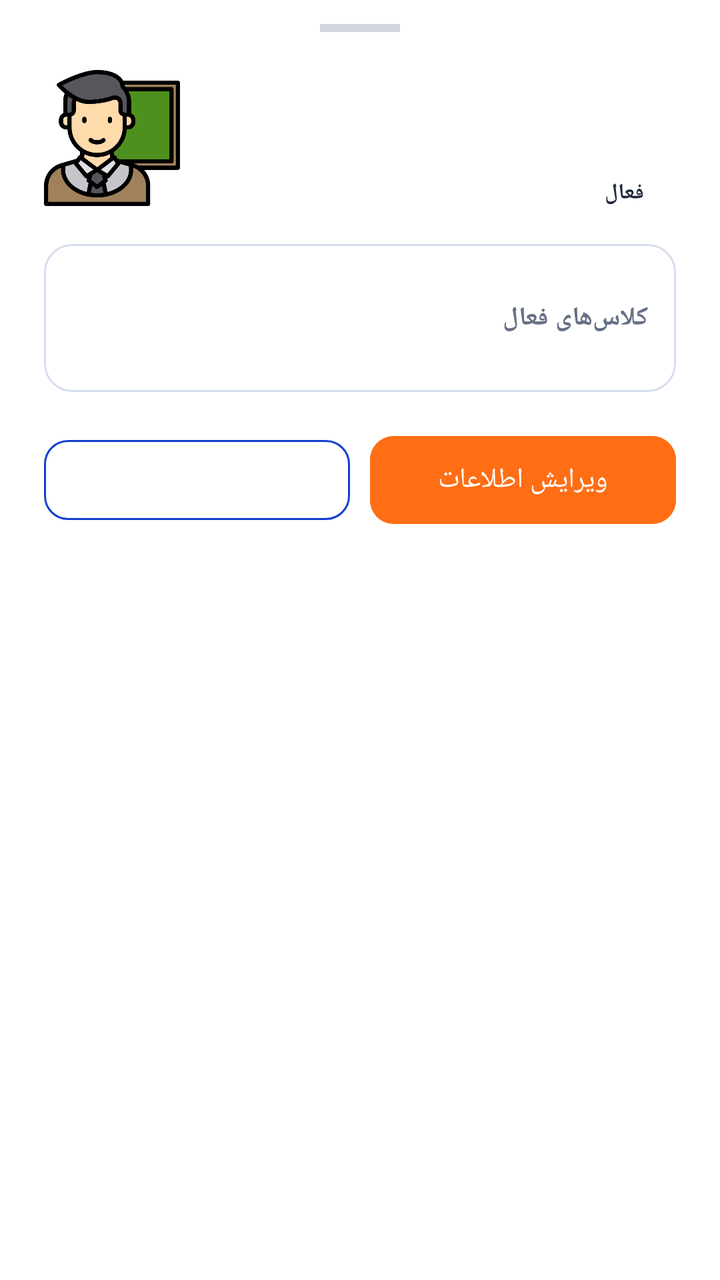
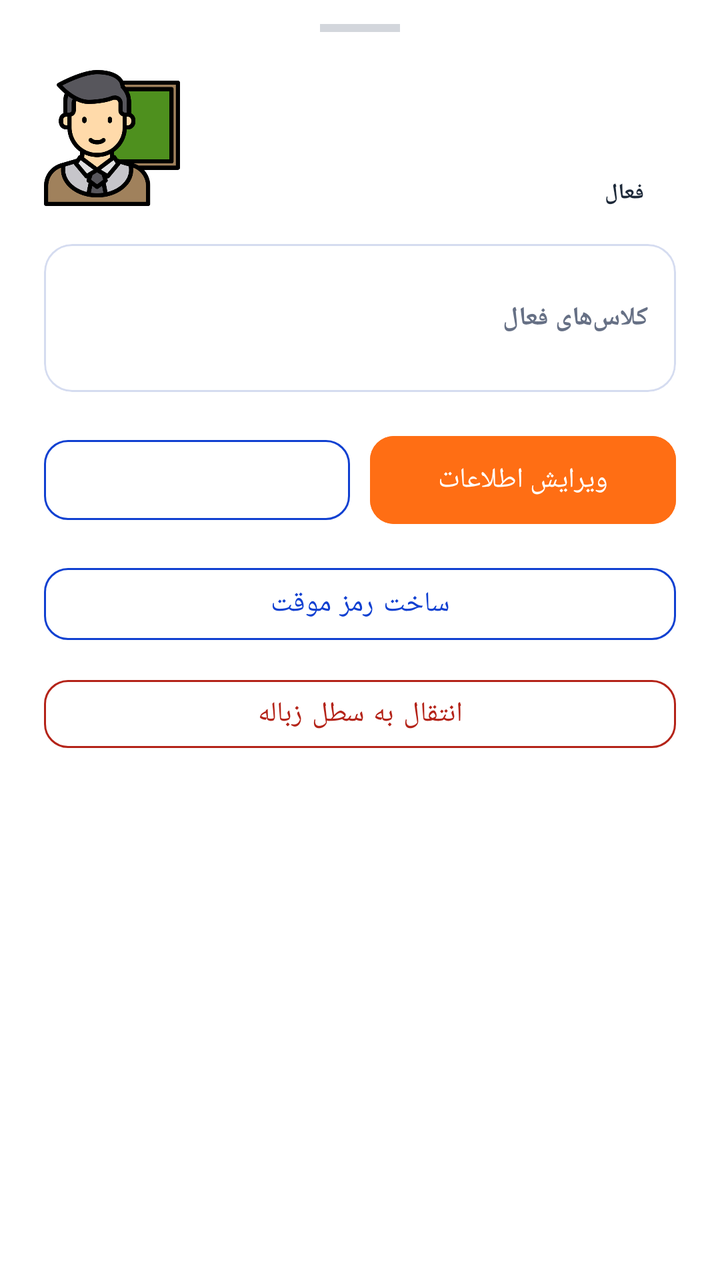

Compare the two renders of this Android layout. The source of the first and the diff that turns it into the second are given below.
<!-- AndroidManifest.xml: application theme Theme.BB -->
<!-- res/layout/dialog_teacher_details.xml -->
<?xml version="1.0" encoding="utf-8"?>
<LinearLayout xmlns:android="http://schemas.android.com/apk/res/android" xmlns:app="http://schemas.android.com/apk/res-auto"
    android:layout_width="match_parent" android:layout_height="wrap_content" android:background="@color/card_background"
    android:layoutDirection="rtl" android:orientation="vertical" android:paddingStart="22dp" android:paddingTop="12dp" android:paddingEnd="22dp" android:paddingBottom="22dp">
    <View android:layout_width="40dp" android:layout_height="4dp" android:layout_gravity="center" android:alpha="0.28" android:background="@color/sub_text" />
    <LinearLayout android:layout_width="match_parent" android:layout_height="wrap_content" android:layoutDirection="ltr"
        android:layout_marginTop="18dp" android:gravity="center_vertical" android:orientation="horizontal">
        <ImageView android:id="@+id/dialogTeacherAvatar" android:layout_width="68dp" android:layout_height="68dp" android:src="@drawable/avatar_teacher_1" />
        <LinearLayout android:layout_width="0dp" android:layout_height="wrap_content" android:layout_marginStart="16dp" android:layout_weight="1"
            android:layoutDirection="rtl" android:gravity="right" android:orientation="vertical">
            <TextView android:id="@+id/dialogTeacherName" android:layout_width="match_parent" android:layout_height="wrap_content"
                android:gravity="right" android:textColor="@color/title_blue" android:textDirection="rtl" android:textSize="18sp" android:textStyle="bold" />
            <TextView android:id="@+id/dialogTeacherUsername" android:layout_width="match_parent" android:layout_height="wrap_content"
                android:layout_marginTop="5dp" android:gravity="right" android:textColor="@color/sub_text" android:textDirection="ltr" android:textSize="13sp" />
            <TextView android:id="@+id/dialogTeacherStatus" android:layout_width="wrap_content" android:layout_height="wrap_content"
                android:layout_gravity="right" android:layout_marginTop="8dp" android:text="فعال" android:textColor="@color/main_text" android:textSize="11sp" android:textStyle="bold" />
        </LinearLayout>
    </LinearLayout>
    <com.google.android.material.card.MaterialCardView android:layout_width="match_parent" android:layout_height="wrap_content"
        android:layout_marginTop="18dp" app:cardBackgroundColor="@color/card_background" app:cardCornerRadius="14dp"
        app:cardElevation="0dp" app:strokeColor="#353559B8" app:strokeWidth="1dp">
        <LinearLayout android:layout_width="match_parent" android:layout_height="wrap_content" android:orientation="vertical" android:padding="14dp">
            <LinearLayout style="@style/UnifiedDetailRow"><TextView style="@style/UnifiedDetailLabel" android:text="کلاس‌های فعال" />
                <TextView android:id="@+id/dialogTeacherClass" style="@style/UnifiedDetailValue" /></LinearLayout>
        </LinearLayout>
    </com.google.android.material.card.MaterialCardView>
    <TextView android:id="@+id/dialogTeacherArchiveHint" android:layout_width="match_parent" android:layout_height="wrap_content"
        android:layout_marginTop="10dp" android:gravity="right" android:text="برای بایگانی، ابتدا کلاس‌های فعال استاد را واگذار کنید."
        android:textColor="@color/sub_text" android:textDirection="rtl" android:textSize="11sp" android:visibility="gone" />
    <LinearLayout android:layout_width="match_parent" android:layout_height="wrap_content" android:layoutDirection="rtl" android:layout_marginTop="18dp" android:orientation="horizontal">
        <com.google.android.material.button.MaterialButton android:id="@+id/btnDialogTeacherEdit" android:layout_width="0dp" android:layout_height="52dp"
            android:layout_weight="1" android:backgroundTint="@color/brand_orange" android:text="ویرایش اطلاعات" android:textColor="@color/white" app:cornerRadius="12dp" />
        <View android:layout_width="10dp" android:layout_height="1dp" />
        <com.google.android.material.button.MaterialButton android:id="@+id/btnDialogTeacherArchive" style="@style/Widget.MaterialComponents.Button.OutlinedButton"
            android:layout_width="0dp" android:layout_height="52dp" android:layout_weight="1" android:textColor="@color/title_blue" app:cornerRadius="12dp" app:strokeColor="@color/title_blue" />
    </LinearLayout>
</LinearLayout>
<!-- resources referenced by this layout -->
<resources>
  <color name="brand_orange">#FF6E14</color>
  <color name="card_background">#FFFFFF</color>
  <color name="main_text">#1D2939</color>
  <color name="sub_text">#667085</color>
  <color name="title_blue">#1040D1</color>
  <color name="white">#FFFFFFFF</color>
  <!-- drawable avatar_teacher_1: png bitmap (drawable, 32264 bytes) -->
  <style name="UnifiedDetailLabel">
          <item name="android:layout_width">104dp</item>
          <item name="android:layout_height">wrap_content</item>
          <item name="android:gravity">right|center_vertical</item>
          <item name="android:textColor">@color/sub_text</item>
          <item name="android:textDirection">rtl</item>
          <item name="android:textSize">13sp</item>
          <item name="android:textStyle">bold</item>
      </style>
  <style name="UnifiedDetailRow">
          <item name="android:layout_width">match_parent</item>
          <item name="android:layout_height">wrap_content</item>
          <item name="android:minHeight">46dp</item>
          <item name="android:gravity">center_vertical</item>
          <item name="android:orientation">horizontal</item>
      </style>
  <style name="UnifiedDetailValue">
          <item name="android:layout_width">0dp</item>
          <item name="android:layout_height">wrap_content</item>
          <item name="android:layout_weight">1</item>
          <item name="android:gravity">right|center_vertical</item>
          <item name="android:textColor">@color/main_text</item>
          <item name="android:textSize">13sp</item>
      </style>
  <style name="Theme.BB" parent="Base.Theme.BB" />
  <style name="Base.Theme.BB" parent="Theme.Material3.DayNight.NoActionBar">
          <item name="android:windowBackground">@drawable/app_global_background</item>
  
          <item name="android:windowTranslucentStatus">false</item>
          <item name="android:windowDrawsSystemBarBackgrounds">true</item>
          <item name="android:statusBarColor">@android:color/transparent</item>
          <item name="android:navigationBarColor">@android:color/transparent</item>
  
          <item name="android:windowLightStatusBar">true</item>
      </style>
  <!-- drawable app_global_background (drawable) -->
  <?xml version="1.0" encoding="utf-8"?>
  <layer-list xmlns:android="http://schemas.android.com/apk/res/android">
      <item>
          <shape android:shape="rectangle">
              <solid android:color="#F8FAFC" />
          </shape>
      </item>
  </layer-list>
</resources>

<!-- the commit's change to res/layout/dialog_teacher_details.xml (unified diff, before → after) -->
@@ -34,4 +34,24 @@
         <com.google.android.material.button.MaterialButton android:id="@+id/btnDialogTeacherArchive" style="@style/Widget.MaterialComponents.Button.OutlinedButton"
             android:layout_width="0dp" android:layout_height="52dp" android:layout_weight="1" android:textColor="@color/title_blue" app:cornerRadius="12dp" app:strokeColor="@color/title_blue" />
     </LinearLayout>
+
+
+    <com.google.android.material.button.MaterialButton
+        android:id="@+id/btnDialogTeacherResetPassword"
+        style="@style/Widget.MaterialComponents.Button.OutlinedButton"
+        android:layout_width="match_parent"
+        android:layout_height="48dp"
+        android:layout_marginTop="12dp"
+        android:text="ساخت رمز موقت"
+        android:textAllCaps="false"
+        android:textColor="@color/title_blue"
+        app:cornerRadius="12dp"
+        app:strokeColor="@color/title_blue" />
+
+    <com.google.android.material.button.MaterialButton
+        android:id="@+id/btnDialogTrashTeacher"
+        style="@style/Widget.MaterialComponents.Button.OutlinedButton"
+        android:layout_width="match_parent" android:layout_height="46dp" android:layout_marginTop="8dp"
+        android:text="انتقال به سطل زباله" android:textAllCaps="false" android:textColor="#B42318"
+        app:cornerRadius="12dp" app:strokeColor="#B42318" />
 </LinearLayout>
